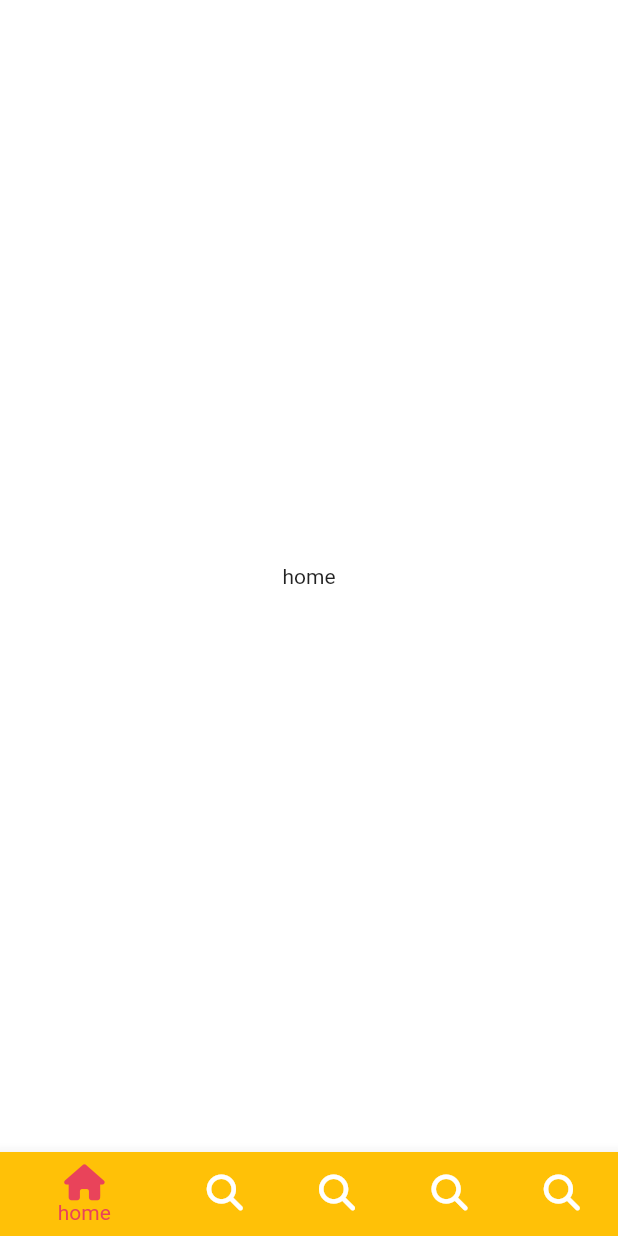
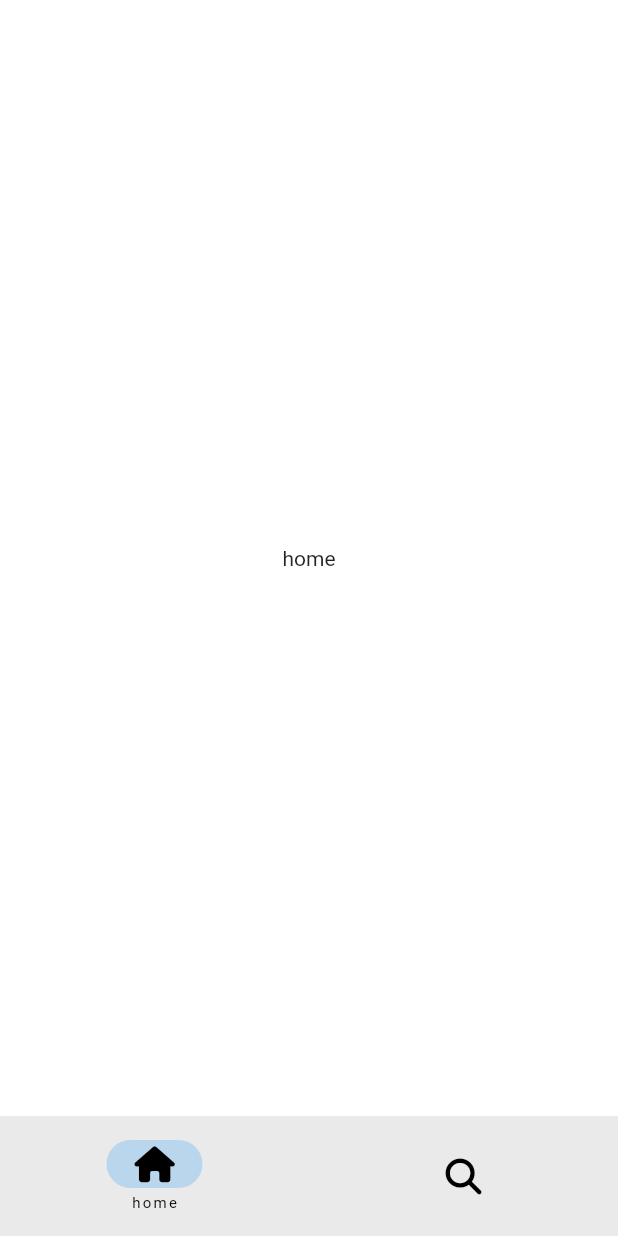
Before and after one commit to dindoo0524/tiktok_clone, a Flutter app: the screen it shows after launch, on a phone screen of 412 x 824 dp. Run offline on Flutter 3.47's test engine with Material 2 defaults, Android fonts, the phone set to English and light mode, and no system bars; our stand-ins replace font_awesome_flutter.

Commit message:
4.3 NavigationBar

```diff
--- a/lib/features/main_navigation.dart/main_navigation_screen.dart
+++ b/lib/features/main_navigation.dart/main_navigation_screen.dart
@@ -39,43 +39,15 @@ class _MainNavigationScreenState extends State<MainNavigationScreen> {
   Widget build(BuildContext context) {
     return Scaffold(
       body: screens[_selectedIndex],
-      bottomNavigationBar: BottomNavigationBar(
-        currentIndex: _selectedIndex,
-        onTap: _onTap,
-        selectedItemColor: Theme.of(context).primaryColor,
-        items: const [
-          BottomNavigationBarItem(
-            icon: FaIcon(
-              FontAwesomeIcons.house,
-            ),
-            label: 'home',
-            tooltip: 'What are you?',
-            backgroundColor: Colors.amber,
-          ),
-          BottomNavigationBarItem(
-            icon: FaIcon(FontAwesomeIcons.magnifyingGlass),
-            label: 'Search',
-            tooltip: 'What are you?',
-            backgroundColor: Colors.blue,
-          ),
-          BottomNavigationBarItem(
-            icon: FaIcon(FontAwesomeIcons.magnifyingGlass),
-            label: 'Search',
-            tooltip: 'What are you?',
-            backgroundColor: Colors.pink,
-          ),
-          BottomNavigationBarItem(
-            icon: FaIcon(FontAwesomeIcons.magnifyingGlass),
-            label: 'Search',
-            tooltip: 'What are you?',
-            backgroundColor: Colors.red,
-          ),
-          BottomNavigationBarItem(
-            icon: FaIcon(FontAwesomeIcons.magnifyingGlass),
-            label: 'Search',
-            tooltip: 'What are you?',
-            backgroundColor: Colors.green,
-          ),
+      bottomNavigationBar: NavigationBar(
+        labelBehavior: NavigationDestinationLabelBehavior.onlyShowSelected,
+        selectedIndex: _selectedIndex,
+        onDestinationSelected: _onTap,
+        destinations: const [
+          NavigationDestination(
+              icon: FaIcon(FontAwesomeIcons.house), label: 'home'),
+          NavigationDestination(
+              icon: FaIcon(FontAwesomeIcons.magnifyingGlass), label: 'search'),
         ],
       ),
     );
```
